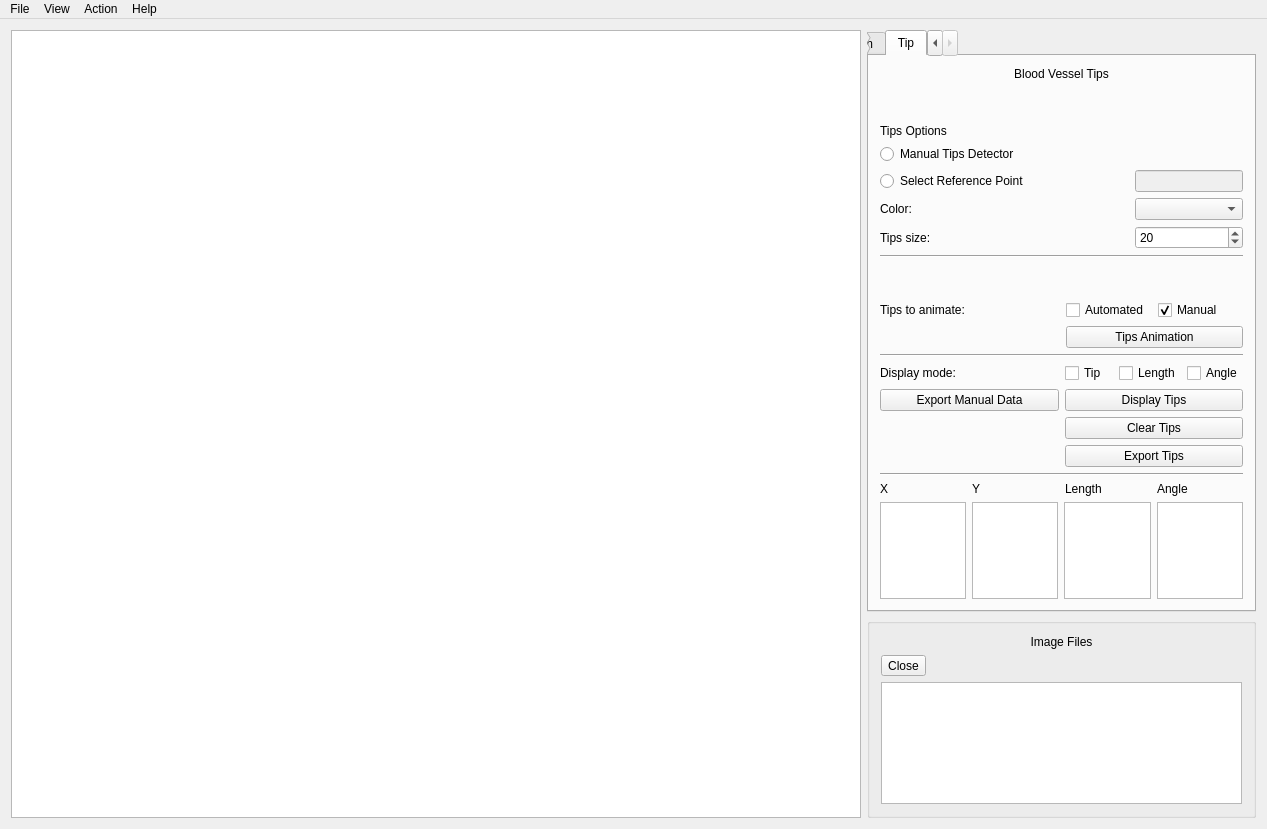
The window that mainwindow.ui (qchen2017/BloodVesselVisualization) describes before a commit, drawn with Qt 5.
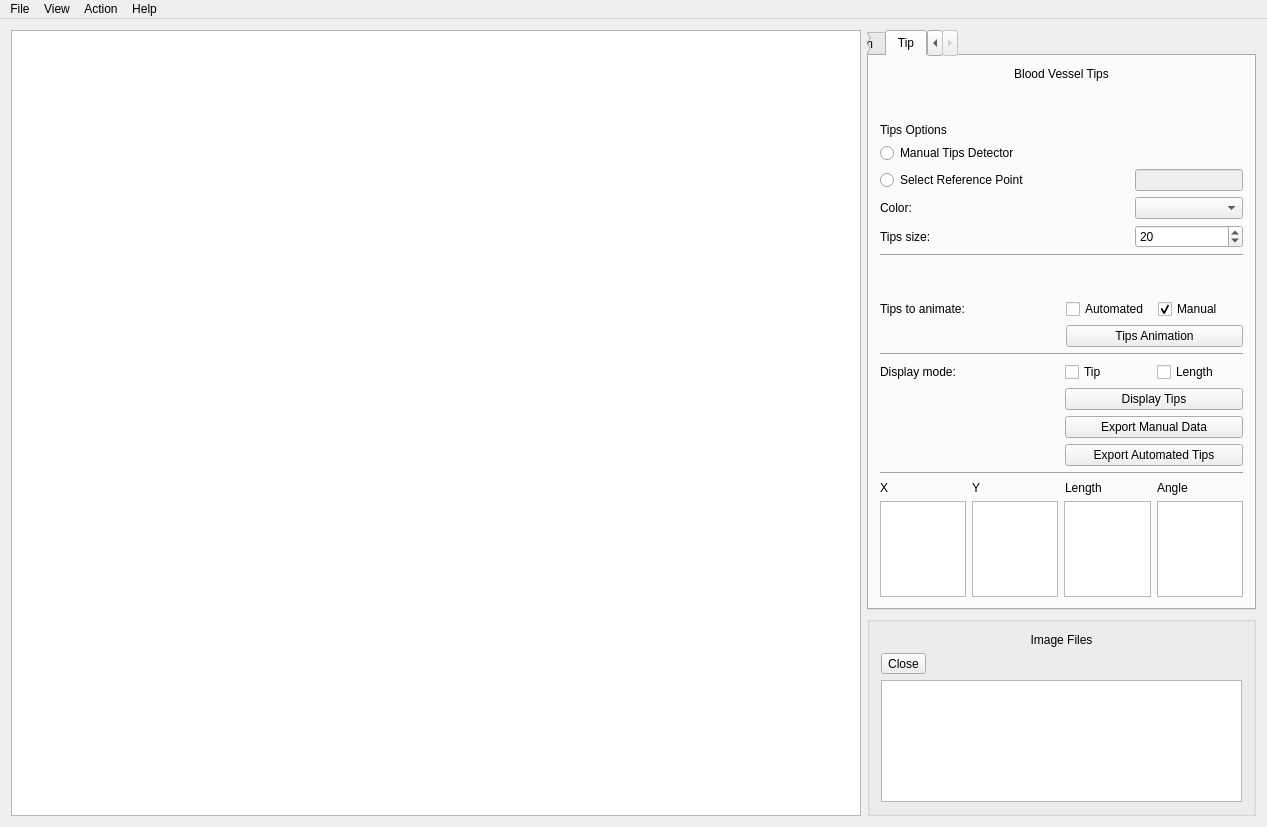
The same window after the commit.

Patch:
```diff
--- a/mainwindow.ui
+++ b/mainwindow.ui
@@ -7,7 +7,7 @@
     <x>0</x>
     <y>0</y>
     <width>1267</width>
-    <height>829</height>
+    <height>827</height>
    </rect>
   </property>
   <property name="sizePolicy">
@@ -584,16 +584,6 @@
               </property>
              </widget>
             </item>
-            <item>
-             <widget class="QCheckBox" name="angle_checkBox">
-              <property name="enabled">
-               <bool>true</bool>
-              </property>
-              <property name="text">
-               <string>Angle</string>
-              </property>
-             </widget>
-            </item>
            </layout>
           </item>
           <item row="3" column="1">
@@ -602,14 +592,7 @@
              <bool>true</bool>
             </property>
             <property name="text">
-             <string>Export Tips</string>
-            </property>
-           </widget>
-          </item>
-          <item row="2" column="1">
-           <widget class="QPushButton" name="clearTips_pushButton">
-            <property name="text">
-             <string>Clear Tips</string>
+             <string>Export Automated Tips</string>
             </property>
            </widget>
           </item>
@@ -620,7 +603,7 @@
             </property>
            </widget>
           </item>
-          <item row="1" column="0">
+          <item row="2" column="1">
            <widget class="QPushButton" name="exportManual_pushButton">
             <property name="text">
              <string>Export Manual Data</string>
```
Left out of the diff: 3 changed lines with no effect on the pictures.
